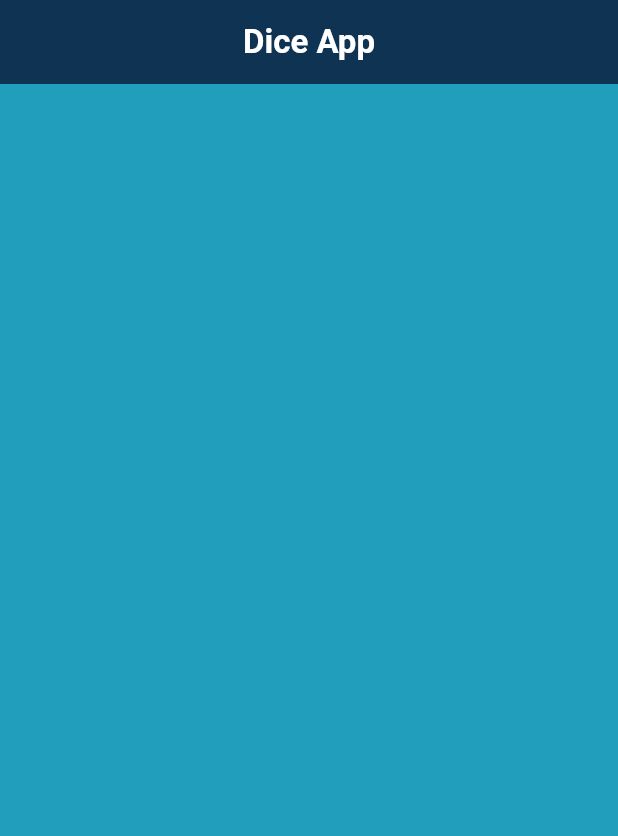
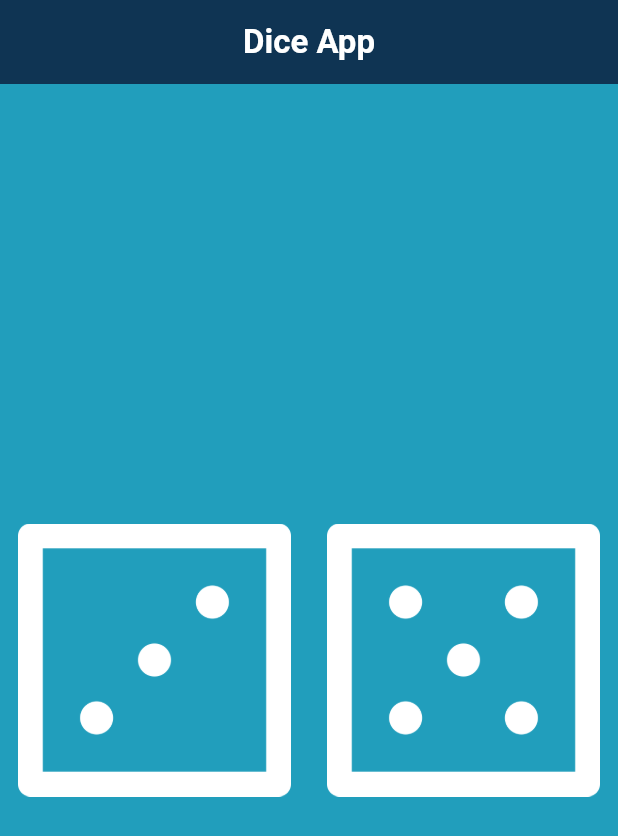
Before and after one commit to duducito15/app02_diceapp_20242, a Flutter app: the screen it shows after launch, on a phone screen of 412 x 824 dp. Shown: the top 836 px of the screen. Run offline on Flutter 3.47's test engine with Material 3 defaults, Android fonts, the light colour scheme and no system bars.

Commit message:
iamge recubierto con TextButton

```diff
--- a/lib/main.dart
+++ b/lib/main.dart
@@ -34,6 +34,26 @@ class HomePage extends StatelessWidget {
         centerTitle: true,
         elevation: 10,
       ),
+      body: Center(
+        child: Row(
+          children: [
+            Expanded(
+              flex: 1,
+              child: TextButton(
+                  onPressed: () {
+                    print("Dado izquierdo");
+                  },
+                  child: Image.asset('assets/images/dice3.png')),
+            ),
+            Expanded(
+              flex: 1,
+              child: TextButton(
+                  onPressed: () {},
+                  child: Image.asset('assets/images/dice5.png')),
+            ),
+          ],
+        ),
+      ),
     );
   }
 }
```
